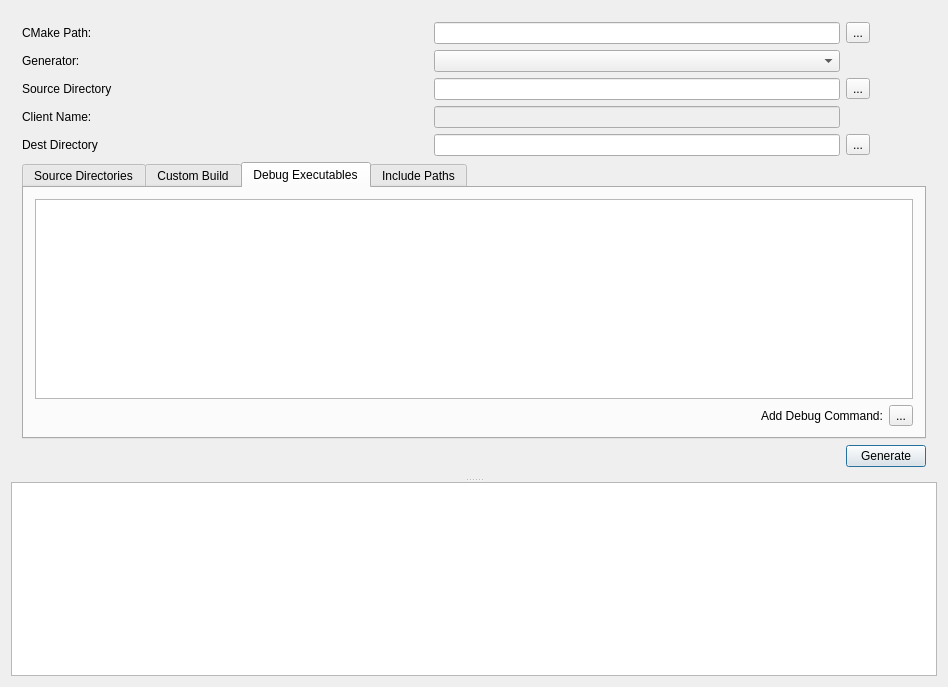
First picture: the form in MainWindow/MainWindow.ui, repository towel42-com/vsprojmaker, before the edit.
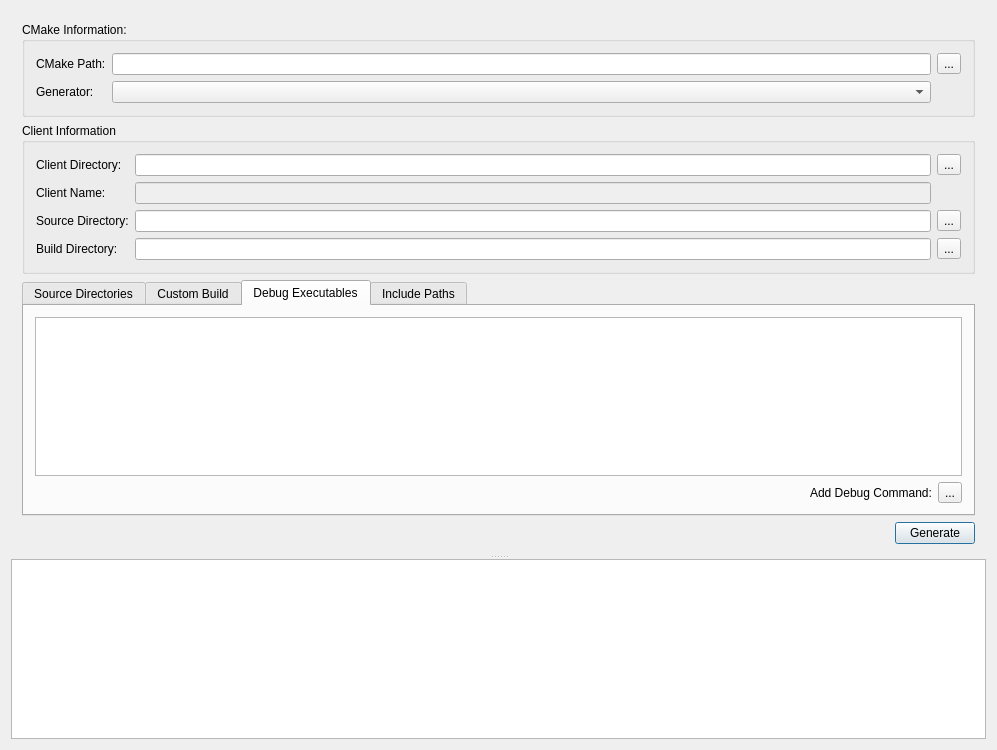
Second picture: the form after the edit. The open tabs and pages were chosen to show the change.

Commit message: Restructure source dir setup

What changed in the file:
```diff
--- a/MainWindow/MainWindow.ui
+++ b/MainWindow/MainWindow.ui
@@ -6,8 +6,8 @@
    <rect>
     <x>0</x>
     <y>0</y>
-    <width>948</width>
-    <height>687</height>
+    <width>997</width>
+    <height>750</height>
    </rect>
   </property>
   <property name="minimumSize">
@@ -26,106 +26,8 @@
       <enum>Qt::Vertical</enum>
      </property>
      <widget class="QWidget" name="layoutWidget">
-      <layout class="QGridLayout" name="gridLayout">
-       <item row="6" column="2">
-        <widget class="QPushButton" name="generateBtn">
-         <property name="text">
-          <string>Generate</string>
-         </property>
-        </widget>
-       </item>
-       <item row="3" column="1">
-        <widget class="QLineEdit" name="clientName">
-         <property name="enabled">
-          <bool>false</bool>
-         </property>
-         <property name="readOnly">
-          <bool>true</bool>
-         </property>
-        </widget>
-       </item>
-       <item row="4" column="1">
-        <widget class="QLineEdit" name="destDir"/>
-       </item>
-       <item row="0" column="2">
-        <widget class="QToolButton" name="cmakePathBtn">
-         <property name="text">
-          <string>...</string>
-         </property>
-        </widget>
-       </item>
-       <item row="3" column="0">
-        <widget class="QLabel" name="label_6">
-         <property name="text">
-          <string>Client Name:</string>
-         </property>
-        </widget>
-       </item>
-       <item row="4" column="0">
-        <widget class="QLabel" name="label_4">
-         <property name="text">
-          <string>Dest Directory</string>
-         </property>
-        </widget>
-       </item>
-       <item row="4" column="2">
-        <widget class="QToolButton" name="destDirBtn">
-         <property name="text">
-          <string>...</string>
-         </property>
-        </widget>
-       </item>
-       <item row="2" column="2">
-        <widget class="QToolButton" name="sourceDirBtn">
-         <property name="text">
-          <string>...</string>
-         </property>
-        </widget>
-       </item>
-       <item row="6" column="0">
-        <spacer name="horizontalSpacer">
-         <property name="orientation">
-          <enum>Qt::Horizontal</enum>
-         </property>
-         <property name="sizeHint" stdset="0">
-          <size>
-           <width>40</width>
-           <height>20</height>
-          </size>
-         </property>
-        </spacer>
-       </item>
-       <item row="1" column="0">
-        <widget class="QLabel" name="label_2">
-         <property name="text">
-          <string>Generator:</string>
-         </property>
-        </widget>
-       </item>
-       <item row="1" column="1">
-        <widget class="QComboBox" name="generator"/>
-       </item>
-       <item row="0" column="1">
-        <widget class="QLineEdit" name="cmakePath"/>
-       </item>
-       <item row="0" column="0">
-        <widget class="QLabel" name="label">
-         <property name="text">
-          <string>CMake Path:</string>
-         </property>
-        </widget>
-       </item>
-       <item row="2" column="0">
-        <widget class="QLabel" name="label_3">
-         <property name="text">
-          <string>Source Directory</string>
-         </property>
-        </widget>
-       </item>
-       <item row="2" column="1">
-        <widget class="QLineEdit" name="sourceDir"/>
-       </item>
-       <item row="5" column="0" colspan="3">
+      <layout class="QGridLayout" name="gridLayout_4">
+       <item row="2" column="0" colspan="2">
         <widget class="QTabWidget" name="tabWidget">
          <property name="currentIndex">
           <number>2</number>
@@ -181,7 +83,7 @@
           <attribute name="title">
            <string>Debug Executables</string>
           </attribute>
-          <layout class="QGridLayout" name="gridLayout_4">
+          <layout class="QGridLayout" name="gridLayout_6">
            <item row="0" column="0" colspan="3">
             <widget class="QTreeView" name="debugCmds"/>
            </item>
@@ -192,7 +94,7 @@
              </property>
              <property name="sizeHint" stdset="0">
               <size>
-               <width>755</width>
+               <width>40</width>
                <height>20</height>
               </size>
              </property>
@@ -273,6 +175,139 @@
          </widget>
         </widget>
        </item>
+       <item row="3" column="0">
+        <spacer name="horizontalSpacer">
+         <property name="orientation">
+          <enum>Qt::Horizontal</enum>
+         </property>
+         <property name="sizeHint" stdset="0">
+          <size>
+           <width>40</width>
+           <height>20</height>
+          </size>
+         </property>
+        </spacer>
+       </item>
+       <item row="3" column="1">
+        <widget class="QPushButton" name="generateBtn">
+         <property name="text">
+          <string>Generate</string>
+         </property>
+        </widget>
+       </item>
+       <item row="1" column="0" colspan="2">
+        <widget class="QGroupBox" name="groupBox_2">
+         <property name="title">
+          <string>Client Information</string>
+         </property>
+         <layout class="QGridLayout" name="gridLayout">
+          <item row="2" column="1">
+           <widget class="QLineEdit" name="sourceRelDir"/>
+          </item>
+          <item row="0" column="0">
+           <widget class="QLabel" name="label_10">
+            <property name="text">
+             <string>Client Directory:</string>
+            </property>
+           </widget>
+          </item>
+          <item row="3" column="2">
+           <widget class="QToolButton" name="buildDirBtn">
+            <property name="text">
+             <string>...</string>
+            </property>
+           </widget>
+          </item>
+          <item row="2" column="2">
+           <widget class="QToolButton" name="sourceDirBtn">
+            <property name="text">
+             <string>...</string>
+            </property>
+           </widget>
+          </item>
+          <item row="0" column="2">
+           <widget class="QToolButton" name="clientDirBtn">
+            <property name="text">
+             <string>...</string>
+            </property>
+           </widget>
+          </item>
+          <item row="1" column="0">
+           <widget class="QLabel" name="label_6">
+            <property name="text">
+             <string>Client Name:</string>
+            </property>
+           </widget>
+          </item>
+          <item row="0" column="1">
+           <widget class="QLineEdit" name="clientDir"/>
+          </item>
+          <item row="1" column="1">
+           <widget class="QLineEdit" name="clientName">
+            <property name="enabled">
+             <bool>false</bool>
+            </property>
+            <property name="readOnly">
+             <bool>true</bool>
+            </property>
+           </widget>
+          </item>
+          <item row="3" column="1">
+           <widget class="QLineEdit" name="buildRelDir"/>
+          </item>
+          <item row="3" column="0">
+           <widget class="QLabel" name="label_4">
+            <property name="text">
+             <string>Build Directory:</string>
+            </property>
+           </widget>
+          </item>
+          <item row="2" column="0">
+           <widget class="QLabel" name="label_3">
+            <property name="text">
+             <string>Source Directory:</string>
+            </property>
+           </widget>
+          </item>
+         </layout>
+        </widget>
+       </item>
+       <item row="0" column="0" colspan="2">
+        <widget class="QGroupBox" name="groupBox">
+         <property name="title">
+          <string>CMake Information:</string>
+         </property>
+         <layout class="QGridLayout" name="gridLayout_5">
+          <item row="0" column="1">
+           <widget class="QLineEdit" name="cmakePath"/>
+          </item>
+          <item row="0" column="0">
+           <widget class="QLabel" name="label">
+            <property name="text">
+             <string>CMake Path:</string>
+            </property>
+           </widget>
+          </item>
+          <item row="1" column="0">
+           <widget class="QLabel" name="label_2">
+            <property name="text">
+             <string>Generator:</string>
+            </property>
+           </widget>
+          </item>
+          <item row="0" column="2">
+           <widget class="QToolButton" name="cmakePathBtn">
+            <property name="text">
+             <string>...</string>
+            </property>
+           </widget>
+          </item>
+          <item row="1" column="1">
+           <widget class="QComboBox" name="generator"/>
+          </item>
+         </layout>
+        </widget>
+       </item>
       </layout>
      </widget>
      <widget class="QPlainTextEdit" name="log">
```
Left out of the diff: 29 changed lines with no effect on the pictures. The commit also changes 4 other files.
